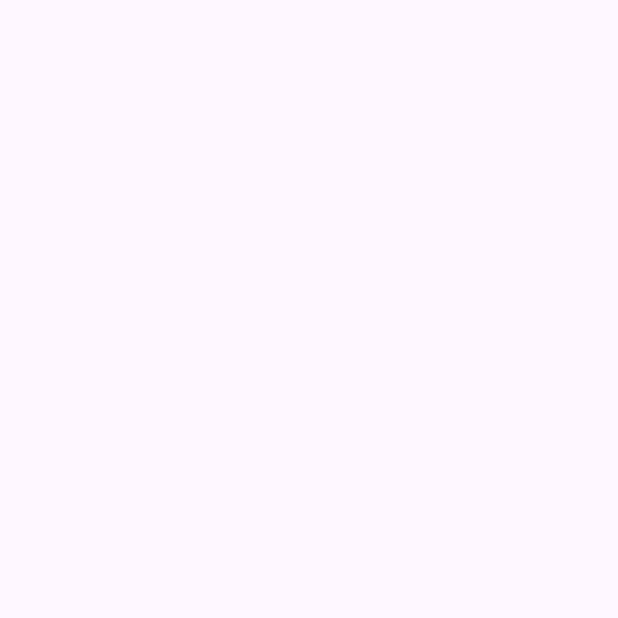
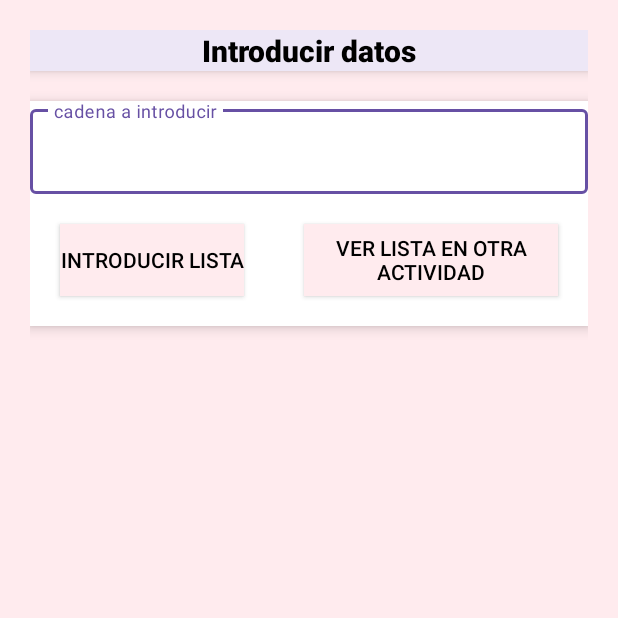
Before and after one commit to Requena05/Seminario3Disenio_Interfaces-Francisco-Requena-Sanchez, an Android app: the Ejercicio06Activity screen opened directly, with no data from a screen before it, on a phone screen of 412 x 824 dp, the top half of it. Before the commit the part shown is empty. Run offline under Robolectric (Android 15) with nearby library versions, the light colour scheme and no system bars.

Commit message:
feat: Implement Ejercicio06: Passing data between activities using an ArrayList
This commit introduces Ejercicio06, which allows users to input strings, stores them in
 an ArrayList, and displays the list in a separate activity:

- **Ejercicio06Activity:**
    - Includes a TextInputEditText to input strings.
    - Provides a button to add the input string to the ArrayList.
    - Features another button to launch Ejercicio06RecibirActivity, passing the ArrayList
.
- **Ejercicio06RecibirActivity:**
    - Receives the ArrayList from Ejercicio06Activity.
    - Displays the contents of the ArrayList in a TextView.
- **VistaAMiGustoActivity:**
    - Adds a button to launch Ejercicio06Activity.

```diff
--- a/app/src/main/java/com/example/seminario3disenio_interfaces_francisco_requena_sanchez/Ejercicio06Activity.kt
+++ b/app/src/main/java/com/example/seminario3disenio_interfaces_francisco_requena_sanchez/Ejercicio06Activity.kt
@@ -1,15 +1,35 @@
 package com.example.seminario3disenio_interfaces_francisco_requena_sanchez
 
+import android.content.Intent
 import android.os.Bundle
 import androidx.activity.enableEdgeToEdge
 import androidx.appcompat.app.AppCompatActivity
+import androidx.appcompat.widget.AppCompatButton
 import androidx.core.view.ViewCompat
 import androidx.core.view.WindowInsetsCompat
+import com.google.android.material.textfield.TextInputEditText
 
 class Ejercicio06Activity : AppCompatActivity() {
+    private lateinit var intrducir: AppCompatButton
+    private lateinit var iniciaractividad: AppCompatButton
+    private lateinit var cadena: TextInputEditText
+    var lista = ArrayList<String>()
     override fun onCreate(savedInstanceState: Bundle?) {
         super.onCreate(savedInstanceState)
         enableEdgeToEdge()
         setContentView(R.layout.activity_ejercicio06)
+        intrducir = findViewById(R.id.datoslista)
+        iniciaractividad = findViewById(R.id.iniciaractividad)
+        cadena = findViewById(R.id.cadena)
+        intrducir.setOnClickListener {
+            lista.add(cadena.text.toString())
+            cadena.text?.clear()
+        }
+        iniciaractividad.setOnClickListener {
+            val intent = Intent(this, Ejercicio06RecibirActivity::class.java)
+            intent.putExtra("lista", lista)
+            startActivity(intent)
+        }
+
     }
 }
--- a/app/src/main/res/layout/activity_ejercicio06.xml
+++ b/app/src/main/res/layout/activity_ejercicio06.xml
@@ -5,6 +5,71 @@
     android:id="@+id/main"
     android:layout_width="match_parent"
     android:layout_height="match_parent"
-    tools:context=".Ejercicio06Activity">
+    tools:context=".Ejercicio06Activity"
+    android:padding="20dp"
+    android:background="#FFEBEE"
+    >
+    <TextView
+        android:id="@+id/introducirdatos"
+        android:layout_width="match_parent"
+        android:layout_height="wrap_content"
+        android:textSize="20dp"
+        android:background="#EDE7F6"
+        android:text="Introducir datos"
+        android:gravity="center"
+        android:textColor="@color/black"
+        android:fontFamily="sans-serif-black"
+        android:elevation="5dp"
+        app:layout_constraintTop_toTopOf="parent"
+        app:layout_constraintStart_toStartOf="parent"
+        app:layout_constraintEnd_toEndOf="parent"
+        />
+    <LinearLayout
+        android:layout_width="match_parent"
+        android:layout_height="wrap_content"
+        android:orientation="vertical"
+        app:layout_constraintStart_toStartOf="parent"
+        app:layout_constraintEnd_toEndOf="parent"
+        app:layout_constraintTop_toBottomOf="@id/introducirdatos"
+        android:background="@color/white"
+        android:elevation="5dp"
+        android:layout_marginTop="20dp"
+        >
+        <com.google.android.material.textfield.TextInputLayout
+            android:layout_width="match_parent"
+            android:layout_height="wrap_content">
+            <com.google.android.material.textfield.TextInputEditText
 
+                android:layout_width="match_parent"
+                android:layout_height="wrap_content"
+                android:hint="cadena a introducir"
+                android:id="@+id/cadena"/>
+        </com.google.android.material.textfield.TextInputLayout>
+        <LinearLayout
+            android:layout_width="match_parent"
+            android:layout_height="match_parent"
+            android:orientation="horizontal">
+
+            <androidx.appcompat.widget.AppCompatButton
+                android:id="@+id/datoslista"
+                android:layout_width="wrap_content"
+                android:layout_height="wrap_content"
+                android:layout_gravity="center"
+                android:textColor="@color/black"
+                android:text="Introducir lista"
+                android:layout_margin="20dp"
+                android:background="@color/rosa"/>
+
+            <androidx.appcompat.widget.AppCompatButton
+                android:id="@+id/iniciaractividad"
+                android:layout_width="wrap_content"
+                android:layout_height="wrap_content"
+                android:layout_gravity="center"
+                android:textColor="@color/black"
+                android:text="ver lista en otra actividad"
+                android:layout_margin="20dp"
+                android:background="@color/rosa"/>
+
+        </LinearLayout>
+    </LinearLayout>
 </androidx.constraintlayout.widget.ConstraintLayout>
```
Also changed, not shown: app/src/main/java/com/example/seminario3disenio_interfaces_francisco_requena_sanchez/Ejercicio06RecibirActivity.kt (+10 -0 lines), app/src/main/java/com/example/seminario3disenio_interfaces_francisco_requena_sanchez/VistaAMiGustoActivity.kt (+10 -0 lines), app/src/main/res/layout/activity_ejercicio06_recibir.xml (+17 -42 lines).
